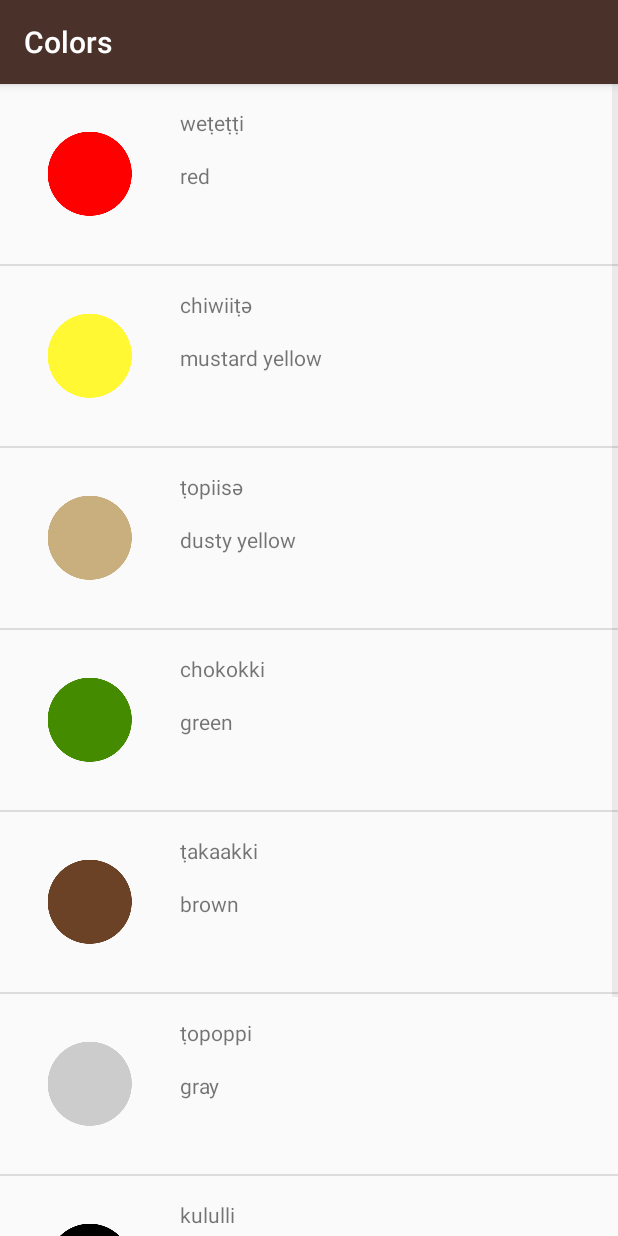
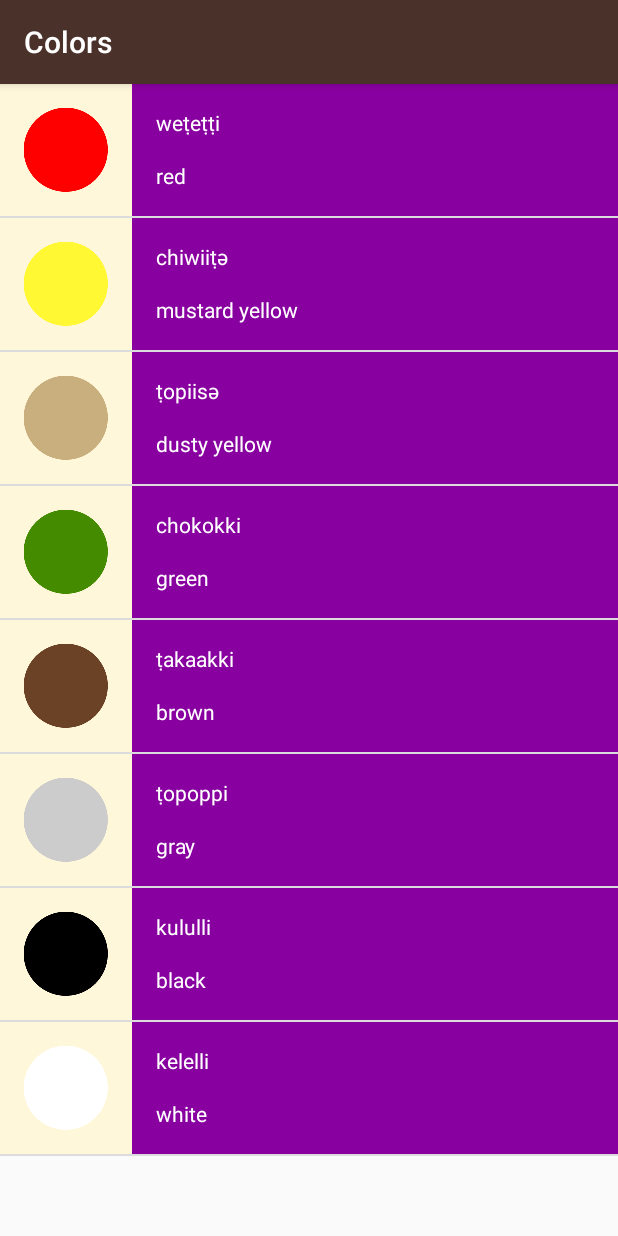
Before and after one commit to jcdevilleres/MiwokApp, an Android app: the ColorsActivity screen opened directly, with no data from a screen before it, on a phone screen of 412 x 824 dp. Run offline under Robolectric (Android 15) with nearby library versions, the phone set to English and light mode, and no system bars.

Commit message:
added colours

```diff
--- a/app/src/main/java/com/example/android/miwok/ColorsActivity.java
+++ b/app/src/main/java/com/example/android/miwok/ColorsActivity.java
@@ -24,7 +24,7 @@
         words.add(new Word("black", "kululli", R.drawable.color_black));
         words.add(new Word("white", "kelelli", R.drawable.color_white));
 
-        WordAdapter wordAdapter = new WordAdapter(this, words);
+        WordAdapter wordAdapter = new WordAdapter(this, words, R.color.category_colors);
         ListView listView = (ListView) findViewById(R.id.list);
 
         listView.setAdapter(wordAdapter);
--- a/app/src/main/java/com/example/android/miwok/FamilyActivity.java
+++ b/app/src/main/java/com/example/android/miwok/FamilyActivity.java
@@ -27,7 +27,7 @@
         words.add(new Word("grandmother ", "ama", R.drawable.family_grandmother));
         words.add(new Word("grandfather", "paapa", R.drawable.family_grandfather));
 
-        WordAdapter wordAdapter = new WordAdapter(this, words);
+        WordAdapter wordAdapter = new WordAdapter(this, words, R.color.category_family);
         ListView listView = (ListView) findViewById(R.id.list);
 
         listView.setAdapter(wordAdapter);
--- a/app/src/main/java/com/example/android/miwok/NumbersActivity.java
+++ b/app/src/main/java/com/example/android/miwok/NumbersActivity.java
@@ -26,7 +26,7 @@
         words.add(new Word("nine", "wo’e", R.drawable.number_nine));
         words.add(new Word("ten", "na’aacha", R.drawable.number_ten));
 
-        WordAdapter wordAdapter = new WordAdapter(this, words);
+        WordAdapter wordAdapter = new WordAdapter(this, words, R.color.category_numbers);
         ListView listView = (ListView) findViewById(R.id.list);
 
         listView.setAdapter(wordAdapter);
--- a/app/src/main/java/com/example/android/miwok/PhrasesActivity.java
+++ b/app/src/main/java/com/example/android/miwok/PhrasesActivity.java
@@ -26,7 +26,7 @@
         words.add(new Word("Let’s go.", "yoowutis"));
         words.add(new Word("Come here.", "әnni'nem"));
 
-        WordAdapter wordAdapter = new WordAdapter(this, words);
+        WordAdapter wordAdapter = new WordAdapter(this, words, R.color.category_phrases);
         ListView listView = (ListView) findViewById(R.id.list);
 
         listView.setAdapter(wordAdapter);
--- a/app/src/main/java/com/example/android/miwok/WordAdapter.java
+++ b/app/src/main/java/com/example/android/miwok/WordAdapter.java
@@ -4,6 +4,7 @@
 import android.content.Context;
 import android.support.annotation.NonNull;
 import android.support.annotation.Nullable;
+import android.support.v4.content.ContextCompat;
 import android.view.LayoutInflater;
 import android.view.View;
 import android.view.ViewGroup;
@@ -19,6 +20,7 @@
  */
 
 public class WordAdapter extends ArrayAdapter<Word>  {
+    private int mBgcolorResourceId;
 
     /**
      * Create a new {@link WordAdapter} object.
@@ -26,8 +28,9 @@
      * @param context is the current context (i.e. Activity) that the adapter is being created in.
      * @param words is the list of {@link Word}s to be displayed.
      */
-    public WordAdapter(Context context, ArrayList<Word> words) {
+    public WordAdapter(Context context, ArrayList<Word> words, int bgcolorResourceId) {
         super(context, 0, words);
+        mBgcolorResourceId = bgcolorResourceId;
     }
 
     @Override
@@ -67,6 +70,10 @@
             imageView.setVisibility(View.GONE);
         }
 
+        View textContainer = listItemView.findViewById(R.id.text_container);
+        int color = ContextCompat.getColor(getContext(), mBgcolorResourceId);
+        textContainer.setBackgroundColor(color);
+
         // Return the whole list item layout (containing 2 TextViews) so that it can be shown in
         // the ListView.
         return listItemView;
--- a/app/src/main/res/layout/list_item.xml
+++ b/app/src/main/res/layout/list_item.xml
@@ -3,34 +3,39 @@
     android:layout_width="match_parent"
     android:layout_height="match_parent"
     xmlns:tools="http://schemas.android.com/tools"
-    android:orientation="horizontal">
+    android:orientation="horizontal"
+    >
 
     <ImageView
         android:id="@+id/image_view"
-        android:layout_width="wrap_content"
-        android:layout_height="wrap_content"
-        android:padding="16dp"/>
+        android:layout_width="88dp"
+        android:layout_height="88dp"
+        android:background="@color/tan_background"/>
 
 
     <LinearLayout xmlns:android="http://schemas.android.com/apk/res/android"
         android:layout_width="match_parent"
         android:layout_height="match_parent"
         xmlns:tools="http://schemas.android.com/tools"
-        android:orientation="vertical">
+        android:orientation="vertical"
+        android:paddingLeft="16dp"
+        android:id="@+id/text_container">
 
         <TextView
             android:id="@+id/text_view_1"
             android:layout_width="match_parent"
             android:layout_height="wrap_content"
             android:layout_marginTop="16dp"
-            tools:text="lutti"/>
+            tools:text="lutti"
+            android:textColor="#FFFFFF"/>
 
         <TextView
             android:id="@+id/text_view_2"
             android:layout_width="match_parent"
             android:layout_height="wrap_content"
             android:layout_marginTop="16dp"
-            tools:text="one"/>
+            tools:text="one"
+            android:textColor="#FFFFFF"/>
 
     </LinearLayout>
 </LinearLayout>
```
